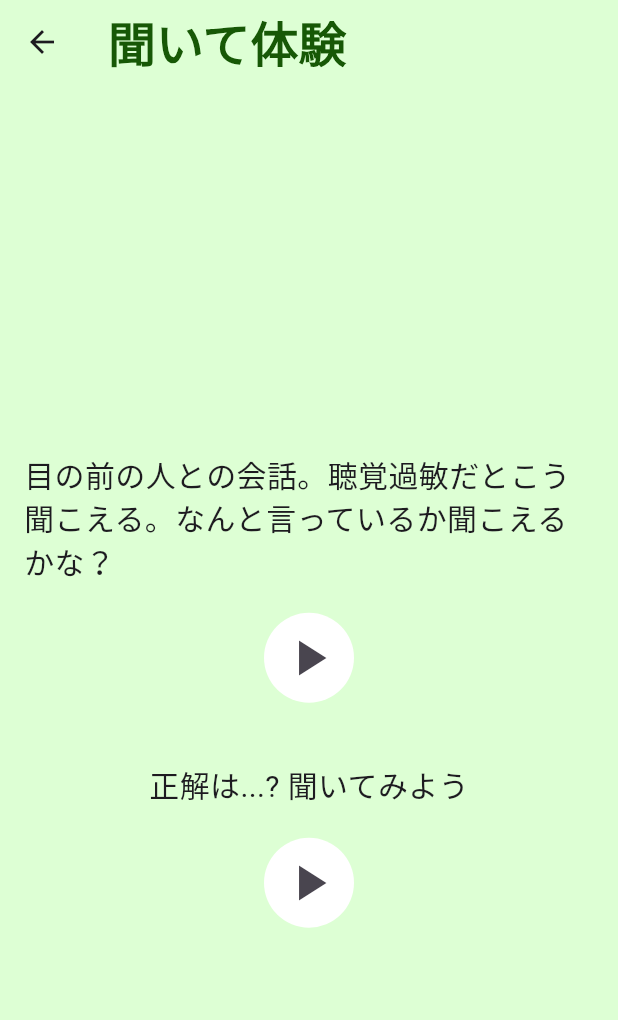
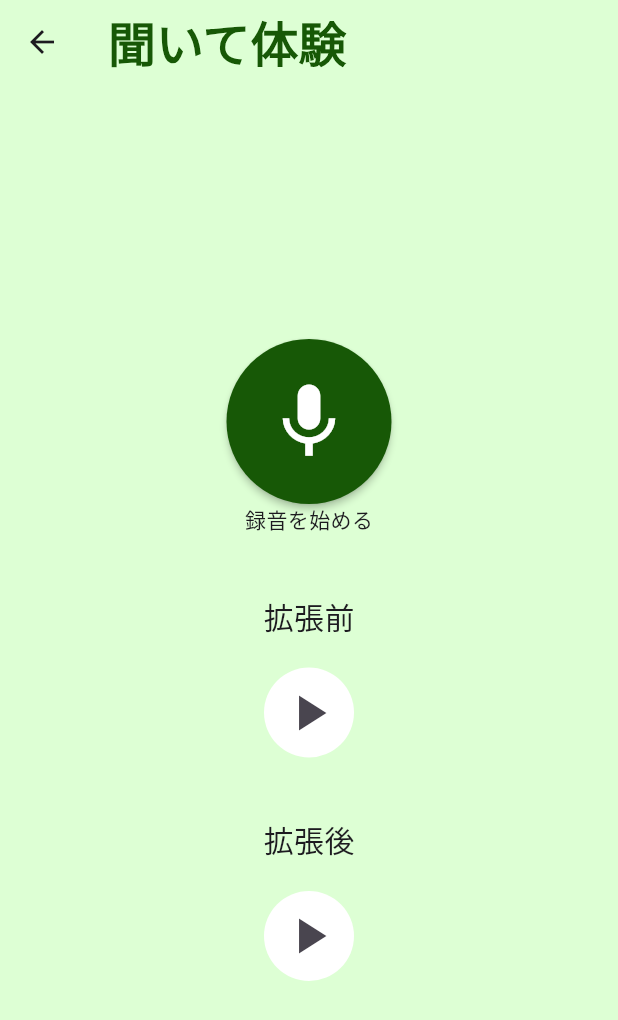
Before and after one commit to hirune05/sound_classify_app_previus, a Flutter app: the HearingPage screen opened by its route, on a phone screen of 412 x 824 dp. Shown: the top 1020 px of the screen. Run offline on Flutter 3.47's test engine with Material 3 defaults, Android fonts, the light colour scheme and no system bars; our stand-ins replace firebase_core, freezed_annotation, geolocator, go_router, hooks_riverpod, just_audio; missing offline and left inert: arkit_plugin, audio_session, tflite_audio; accounts and stored records are empty.

Commit message:
added mike

```diff
--- a/frontend/lib/ui/pages/hearing_page/hearing_page.dart
+++ b/frontend/lib/ui/pages/hearing_page/hearing_page.dart
@@ -1,6 +1,8 @@
 import 'package:flutter/material.dart';
 import 'package:hooks_riverpod/hooks_riverpod.dart';
 import 'package:sound_classify_app/controllers/hearing_page_controller.dart';
+import 'package:sound_classify_app/controllers/recording_page_controller.dart';
+import 'package:sound_classify_app/thems/app_colors.dart';
 
 class HearingPage extends ConsumerWidget {
   const HearingPage({Key? key}) : super(key: key);
@@ -16,20 +18,33 @@ class HearingPage extends ConsumerWidget {
           child: Column(
             mainAxisAlignment: MainAxisAlignment.center,
             children: <Widget>[
+              buildRecordButton(ref),
+              Text('録音を始める'),
               buildReplayButton(
                   ref: ref,
-                  label: const Text('目の前の人との会話。聴覚過敏だとこう聞こえる。なんと言っているか聞こえるかな？',
-                      style: TextStyle(fontSize: 20)),
-                  filename: 'assets/sounds/amplication.mp3'),
+                  label: const Text('拡張前', style: TextStyle(fontSize: 20)),
+                  filename: 'assets/sounds/sample.mp3'),
               buildReplayButton(
                   ref: ref,
-                  label: const Text('正解は...? 聞いてみよう',
-                      style: TextStyle(fontSize: 20)),
-                  filename: 'assets/sounds/sample.mp3'),
+                  label: const Text('拡張後', style: TextStyle(fontSize: 20)),
+                  filename: 'assets/sounds/amplication.mp3'),
             ],
           ),
         ),
       ),
+    );
+  }
+
+  Widget buildRecordButton(WidgetRef ref) {
+    return MaterialButton(
+      onPressed: ref.read(recordingProvider.notifier).analyseSound,
+      color: ref.watch(recordingProvider).recording
+          ? AppColors.gray
+          : AppColors.green,
+      textColor: Colors.white,
+      shape: const CircleBorder(),
+      padding: const EdgeInsets.all(25),
+      child: const Icon(Icons.mic, size: 60),
     );
   }
 
```
